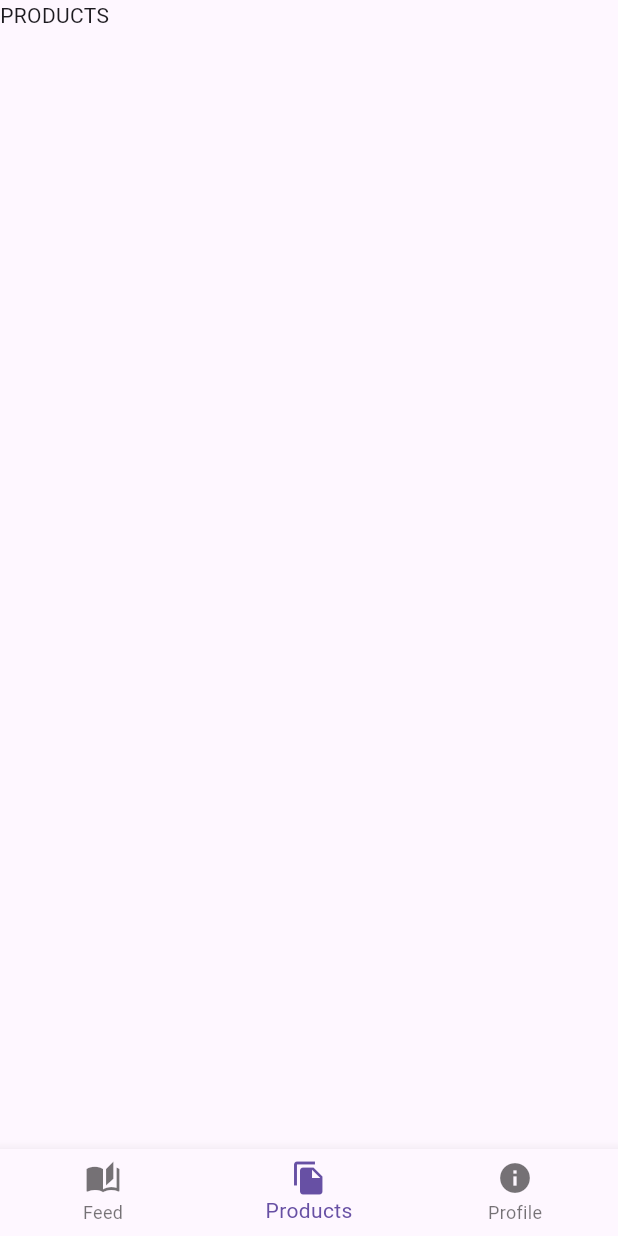
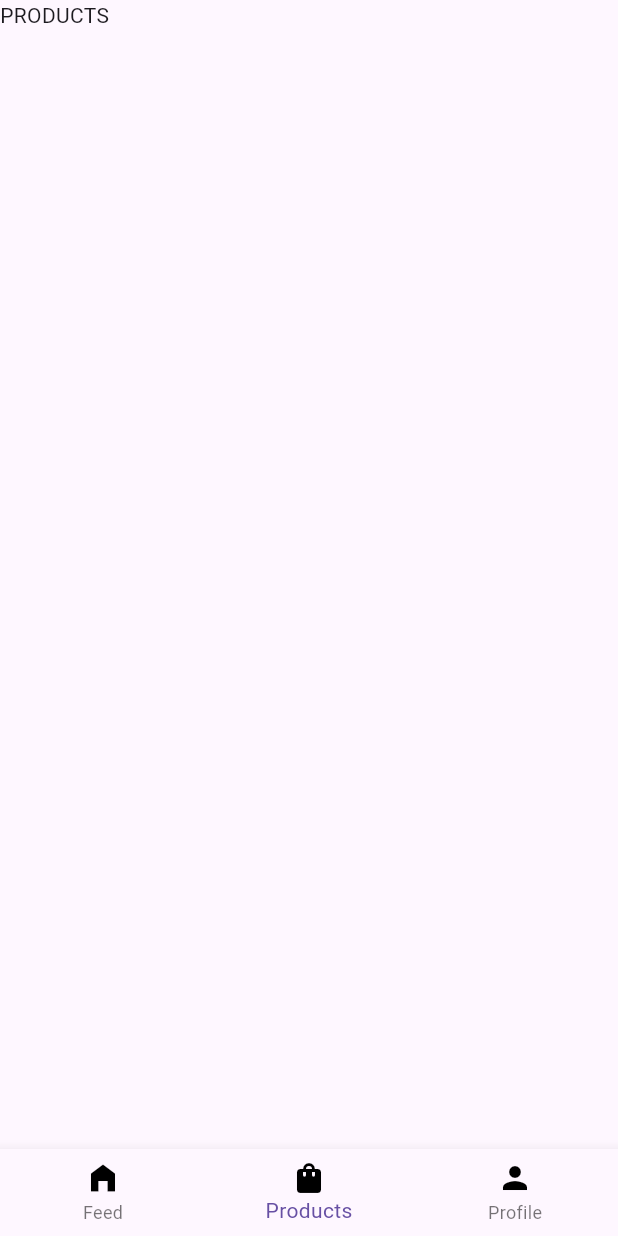
Before and after one commit to takjerbalint3/interview_project, a Flutter app: the screen it shows after launch, on a phone screen of 412 x 824 dp. Run offline on Flutter 3.47's test engine with Material 2 defaults, Android fonts, the phone set to English and light mode, and no system bars; our stand-ins replace auto_route, dio, freezed_annotation, hooks_riverpod, retrofit, riverpod_annotation; generated files the repository leaves out were written again.

```diff
--- /dev/null
+++ b/interview_project_frontend/lib/core/colors.dart
@@ -0,0 +1,3 @@
+import 'package:flutter/material.dart';
+
+const navbarIconColor = Color.fromRGBO(0, 0, 0, 1);
--- a/interview_project_frontend/lib/core/router/router.dart
+++ b/interview_project_frontend/lib/core/router/router.dart
@@ -14,7 +14,7 @@ class AppRouter extends _$AppRouter {
   List<AutoRoute> get routes => [
         AutoRoute(
           page: HomeRoute.page,
-          path: '',
+          path: '/',
           children: [
             AutoRoute(
               page: ProductsTabRoute.page,
--- a/interview_project_frontend/lib/features/home/models/navbar_tabs.model.dart
+++ b/interview_project_frontend/lib/features/home/models/navbar_tabs.model.dart
@@ -1,5 +1,6 @@
 import 'package:auto_route/auto_route.dart';
 import 'package:flutter/material.dart';
+import 'package:interview_project_frontend/core/colors.dart';
 import 'package:interview_project_frontend/core/router/router.dart';
 
 class NavbarTabs {
@@ -16,7 +17,13 @@ List<NavbarTabs> homeNavbarTabs() => [
             FeedRoute(),
           ],
         ),
-        bottomNavigationBarItem: const BottomNavigationBarItem(icon: Icon(Icons.auto_stories), label: "Feed"),
+        bottomNavigationBarItem: const BottomNavigationBarItem(
+          icon: Icon(
+            Icons.home_filled,
+            color: navbarIconColor,
+          ),
+          label: "Feed",
+        ),
       ),
       NavbarTabs(
         route: const ProductsTabRoute(
@@ -24,7 +31,14 @@ List<NavbarTabs> homeNavbarTabs() => [
             ProductsRoute(),
           ],
         ),
-        bottomNavigationBarItem: const BottomNavigationBarItem(icon: Icon(Icons.file_copy), label: "Products"),
+        bottomNavigationBarItem: const BottomNavigationBarItem(
+          icon: Icon(
+            Icons.shopping_bag,
+            color: navbarIconColor,
+            fill: 1,
+          ),
+          label: "Products",
+        ),
       ),
       NavbarTabs(
         route: const ProfileTabRoute(
@@ -32,6 +46,13 @@ List<NavbarTabs> homeNavbarTabs() => [
             ProfileRoute(),
           ],
         ),
-        bottomNavigationBarItem: const BottomNavigationBarItem(icon: Icon(Icons.info), label: "Profile"),
+        bottomNavigationBarItem: const BottomNavigationBarItem(
+          icon: Icon(
+            Icons.person,
+            color: navbarIconColor,
+            fill: 1,
+          ),
+          label: "Profile",
+        ),
       ),
     ];
```
Also changed, not shown: interview_project_frontend/lib/features/api/backend/api.dart (added, +8 -0 lines), interview_project_frontend/lib/features/api/backend/client/client.dart (added, +22 -0 lines), interview_project_frontend/lib/features/api/backend/providers/api_provider/api_provider.dart (added, +33 -0 lines), interview_project_frontend/lib/features/api/backend/providers/client_provider/client_provider.dart (added, +16 -0 lines), interview_project_frontend/lib/features/product_details/models/product.model.dart (added, +21 -0 lines), interview_project_frontend/lib/features/products/models/paginate_product_list_payload.dto.model.dart (added, +14 -0 lines), interview_project_frontend/lib/features/products/models/product_list.dto.model.dart (added, +19 -0 lines), interview_project_frontend/pubspec.yaml (+6 -1 lines), interview_project_frontend/lib/features/api/backend/client/client.g.dart (added), interview_project_frontend/lib/features/api/backend/providers/api_provider/api_provider.g.dart (added), interview_project_frontend/lib/features/api/backend/providers/client_provider/client_provider.g.dart (added), interview_project_frontend/lib/features/product_details/models/product.model.freezed.dart (added), interview_project_frontend/lib/features/product_details/models/product.model.g.dart (added), interview_project_frontend/lib/features/products/models/paginate_product_list_payload.dto.model.freezed.dart (added), 4 more files.
